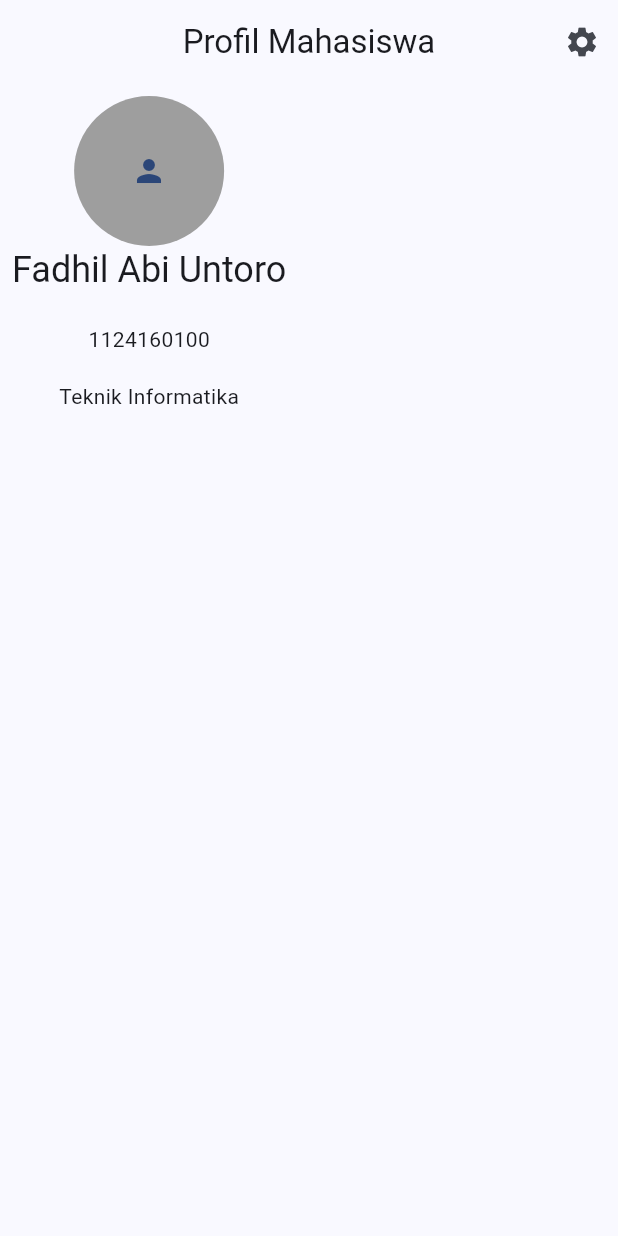
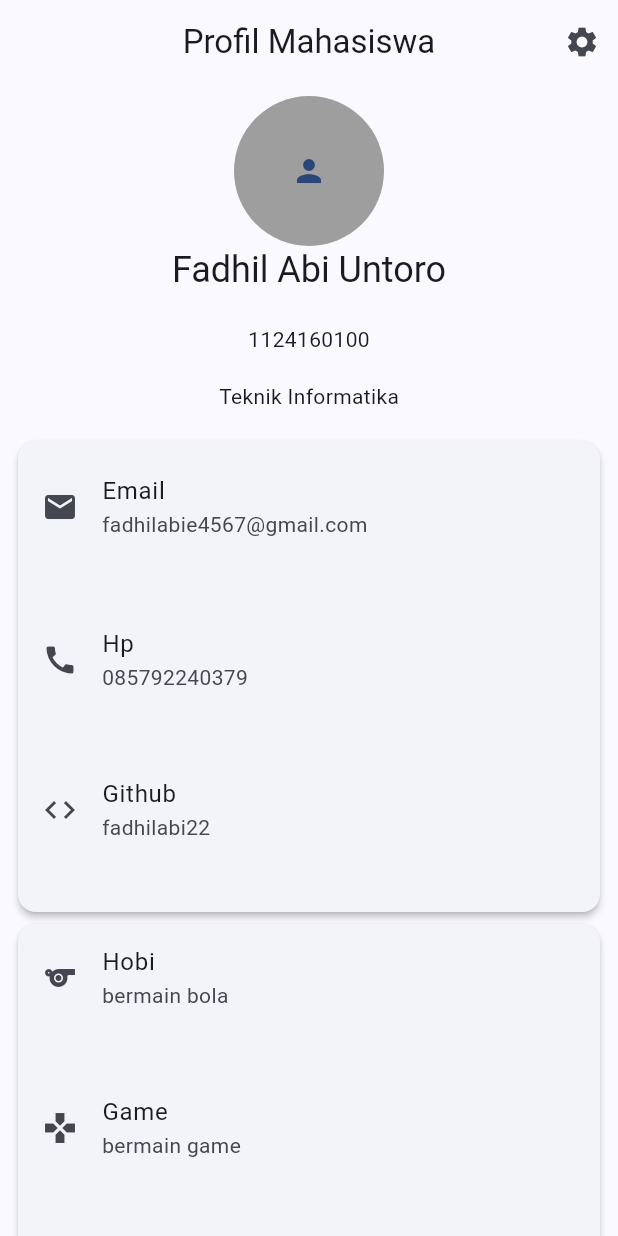
Before and after one commit to fadhilabi22/UTS-PML-1124160100, a Flutter app: the screen it shows after launch, on a phone screen of 412 x 824 dp. Run offline on Flutter 3.47's test engine with Material 3 defaults, Android fonts, the phone set to English and light mode, and no system bars.

Commit message:
tahap 3: kartu informasi dan info tile

```diff
--- a/lib/profile_page.dart
+++ b/lib/profile_page.dart
@@ -31,6 +31,68 @@ class ProfilePage extends StatelessWidget {
                 SizedBox(height: 18),
                 Text("Teknik Informatika"),
                 SizedBox(height: 16),
+                Card(
+                  elevation: 2,
+                  child: Padding(
+                    padding: const EdgeInsetsGeometry.symmetric(vertical: 8.0),
+                    child: Column(
+                      children: [
+                        const InfoTile(
+                          ikon: Icons.email,
+                          label: "Email",
+                          value: "fadhilabie4567@gmail.com",
+                        ),
+                        const SizedBox(height: 30),
+                        const InfoTile(
+                          ikon: Icons.call,
+                          label: "Hp",
+                          value: "085792240379",
+                        ),
+                        const SizedBox(height: 28),
+                        const InfoTile(
+                          ikon: Icons.code,
+                          label: "Github",
+                          value: "fadhilabi22",
+                        ),
+                        const SizedBox(height: 24),
+                      ],
+                    ),
+                  ),
+                ),
+                Card(
+                  elevation: 2,
+                  child: Column(
+                    children: [
+                      const InfoTile(
+                        ikon: Icons.sports,
+                        label: "Hobi",
+                        value: "bermain bola",
+                      ),
+                      const SizedBox(height: 28),
+                      const InfoTile(
+                        ikon: Icons.gamepad,
+                        label: "Game",
+                        value: "bermain game",
+                      ),
+                      const SizedBox(height: 26),
+                      const InfoTile(
+                        ikon: Icons.run_circle,
+                        label: "Running",
+                        value: "Lari",
+                      ),
+                    ],
+                  ),
+                ),
+                FloatingActionButton(
+                  onPressed: () {
+                    ScaffoldMessenger.of(context).showSnackBar(
+                      const SnackBar(content: Text("Terimkasih telah melihat profile saya"))
+                    );
+                  },
+                  child: Icon(
+                    Icons.thumb_up
+                  ),
+                ),
               ],
             ),
           ),
@@ -52,3 +114,23 @@ class ProfileAvatar extends StatelessWidget {
     );
   }
 }
+
+class InfoTile extends StatelessWidget {
+  const InfoTile({
+    super.key,
+    required this.ikon,
+    required this.label,
+    required this.value,
+  });
+  final IconData ikon;
+  final String label;
+  final String value;
+  @override
+  Widget build(BuildContext context) {
+    return ListTile(
+      leading: Icon(ikon),
+      title: Text(label),
+      subtitle: Text(value),
+    );
+  }
+}
```
